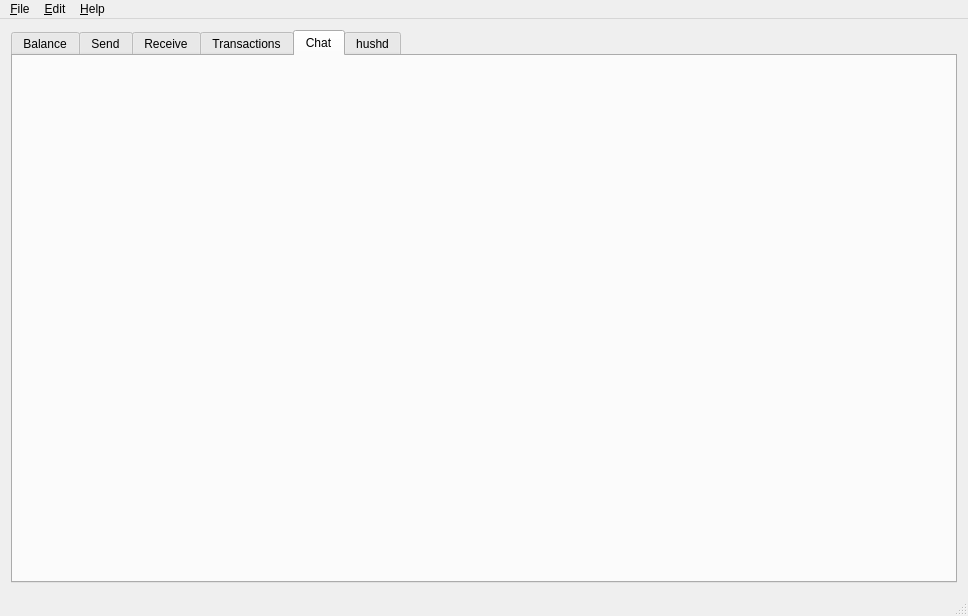
First picture: the form in src/mainwindow.ui, repository ZcashFoundation/zecwallet, before the edit.
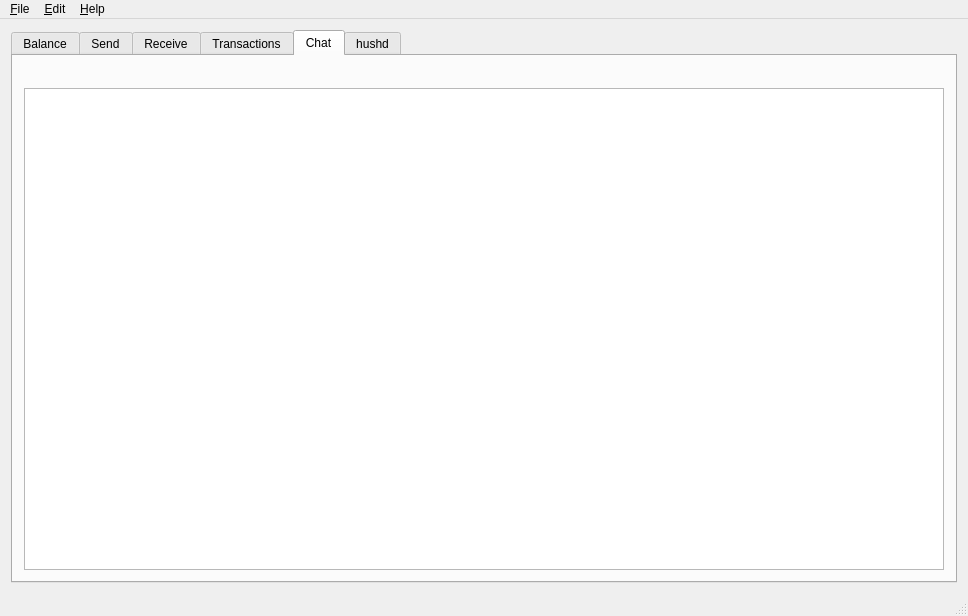
Second picture: the form after the edit. The open tabs and pages were chosen to show the change. Icons and pictures are not drawn. Custom widgets are drawn as their Qt base class.

Commit message: Add text entry to Chat

Patch:
```diff
--- a/src/mainwindow.ui
+++ b/src/mainwindow.ui
@@ -894,6 +894,15 @@
                 </property>
                 </widget>
            </item>
+           <item>
+                <widget class="QPlainTextEdit" name="MemoTextEdit">
+                <property name="font">
+                    <font>
+                    <pointsize>12</pointsize>
+                    </font>
+                </property>
+                </widget>
+           </item>
 
        </layout>
       </widget>
```
